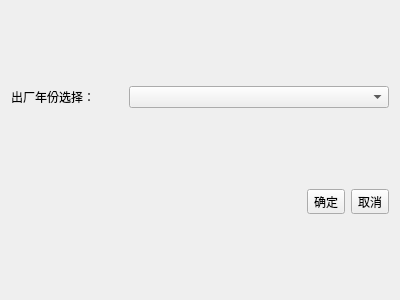
Old version of the form widgets/strengthDisturb/chooseFactoryYear.ui in the repository Belos10/Equip.
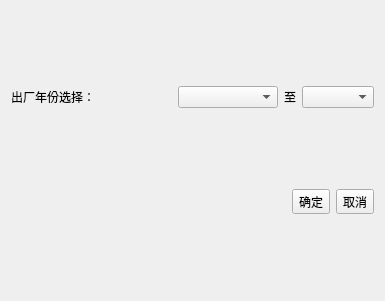
New version of the form.

Patch:
```diff
--- a/widgets/strengthDisturb/chooseFactoryYear.ui
+++ b/widgets/strengthDisturb/chooseFactoryYear.ui
@@ -6,8 +6,8 @@
    <rect>
     <x>0</x>
     <y>0</y>
-    <width>400</width>
-    <height>300</height>
+    <width>385</width>
+    <height>301</height>
    </rect>
   </property>
   <property name="windowTitle">
@@ -15,7 +15,7 @@
   </property>
   <layout class="QVBoxLayout" name="verticalLayout" stretch="7,3">
    <item>
-    <layout class="QHBoxLayout" name="horizontalLayout" stretch="3,7">
+    <layout class="QHBoxLayout" name="horizontalLayout" stretch="3,7,0,0">
      <item>
       <widget class="QLabel" name="label">
        <property name="text">
@@ -24,7 +24,31 @@
       </widget>
      </item>
      <item>
-      <widget class="QComboBox" name="cb_factoryYear"/>
+      <widget class="QComboBox" name="cb_factoryYearStart">
+       <property name="maximumSize">
+        <size>
+         <width>100</width>
+         <height>16777215</height>
+        </size>
+       </property>
+      </widget>
+     </item>
+     <item>
+      <widget class="QLabel" name="label_2">
+       <property name="text">
+        <string>至</string>
+       </property>
+      </widget>
+     </item>
+     <item>
+      <widget class="QComboBox" name="cb_factoryYearEnd">
+       <property name="maximumSize">
+        <size>
+         <width>100</width>
+         <height>16777215</height>
+        </size>
+       </property>
+      </widget>
      </item>
     </layout>
    </item>
```
